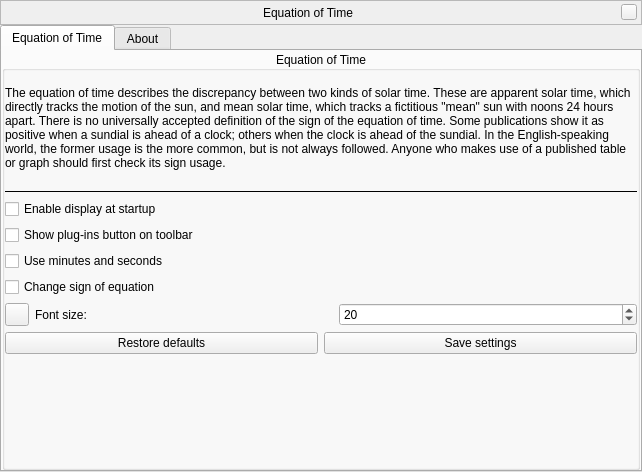
First picture: the form in plugins/EquationOfTime/src/gui/equationOfTimeWindow.ui, repository 519984307/stellarium_src, before the edit.
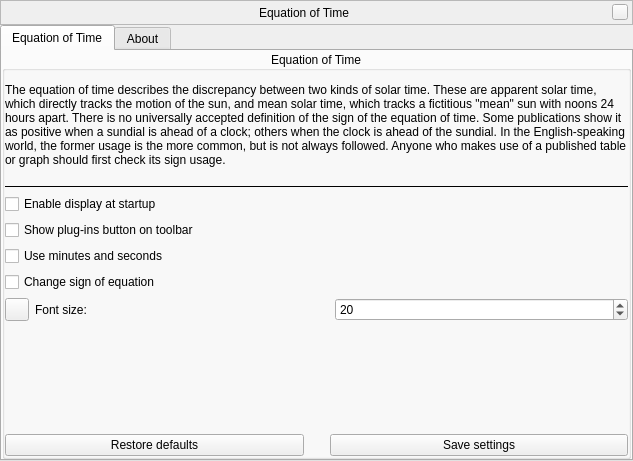
Second picture: the form after the edit. Custom widgets are drawn as their Qt base class.

Commit message: Changed distance between buttons "Restore defaults" and "Save settings" in the GUI of plugins (issue #1277)

What changed in the file:
```diff
--- a/plugins/EquationOfTime/src/gui/equationOfTimeWindow.ui
+++ b/plugins/EquationOfTime/src/gui/equationOfTimeWindow.ui
@@ -6,8 +6,8 @@
    <rect>
     <x>0</x>
     <y>0</y>
-    <width>642</width>
-    <height>472</height>
+    <width>633</width>
+    <height>461</height>
    </rect>
   </property>
   <layout class="QVBoxLayout" name="verticalLayout">
@@ -278,24 +278,6 @@
             </item>
            </layout>
           </item>
-          <item>
-           <layout class="QHBoxLayout" name="horizontalLayout_2">
-            <item>
-             <widget class="QPushButton" name="pushButtonReset">
-              <property name="text">
-               <string>Restore defaults</string>
-              </property>
-             </widget>
-            </item>
-            <item>
-             <widget class="QPushButton" name="pushButtonSave">
-              <property name="text">
-               <string>Save settings</string>
-              </property>
-             </widget>
-            </item>
-           </layout>
-          </item>
           <item>
            <spacer name="verticalSpacerTimeZone">
             <property name="orientation">
@@ -309,6 +291,40 @@
             </property>
            </spacer>
           </item>
+          <item>
+           <layout class="QHBoxLayout" name="horizontalLayout_2">
+            <item>
+             <widget class="QPushButton" name="pushButtonReset">
+              <property name="text">
+               <string>Restore defaults</string>
+              </property>
+             </widget>
+            </item>
+            <item>
+             <spacer name="horizontalSpacer">
+              <property name="orientation">
+               <enum>Qt::Horizontal</enum>
+              </property>
+              <property name="sizeType">
+               <enum>QSizePolicy::Fixed</enum>
+              </property>
+              <property name="sizeHint" stdset="0">
+               <size>
+                <width>20</width>
+                <height>20</height>
+               </size>
+              </property>
+             </spacer>
+            </item>
+            <item>
+             <widget class="QPushButton" name="pushButtonSave">
+              <property name="text">
+               <string>Save settings</string>
+              </property>
+             </widget>
+            </item>
+           </layout>
+          </item>
          </layout>
         </widget>
        </item>
```
The commit also changes 11 other files.
